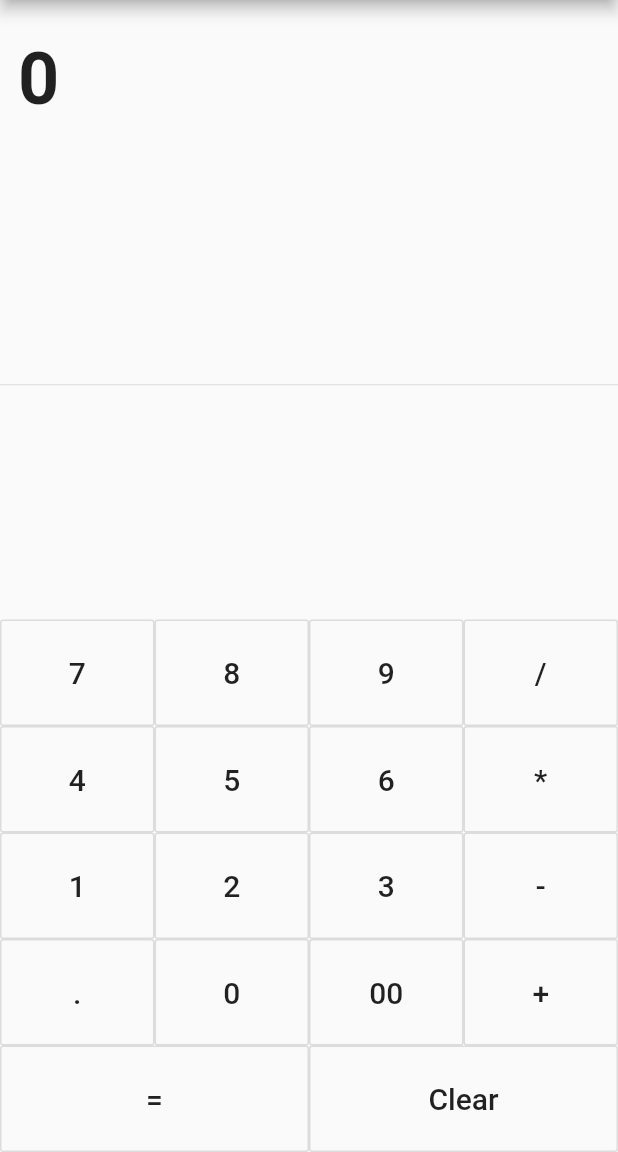
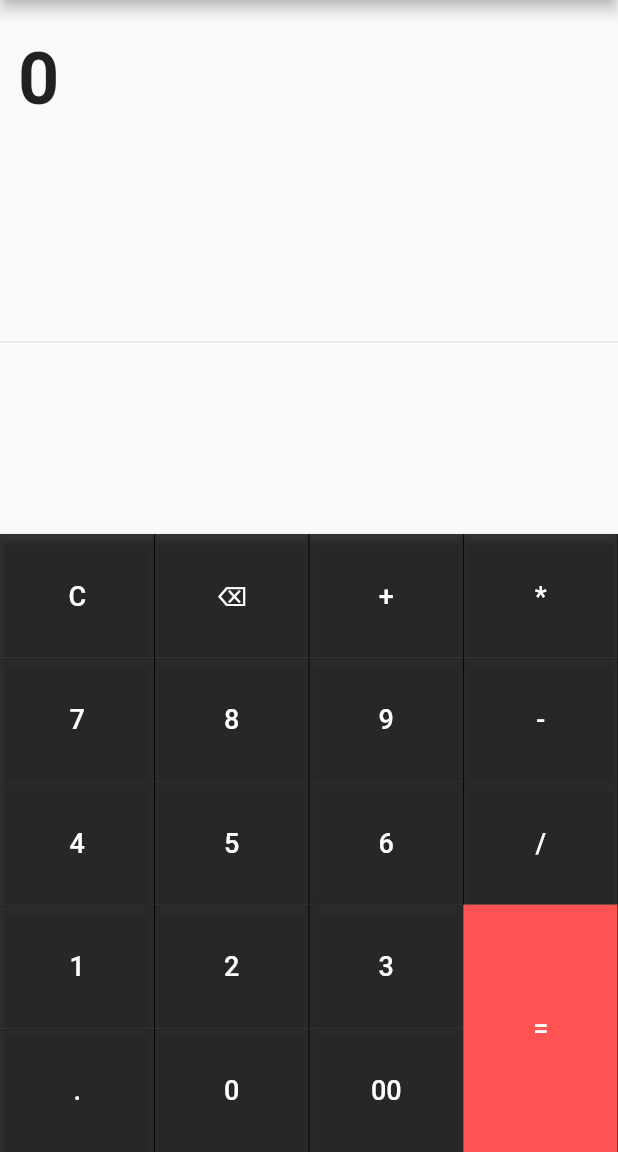
Before and after one commit to meharajM/kyatobi, a Flutter app: the screen it shows after launch, on a phone screen of 412 x 824 dp, the part 84-1236 px from its top. Run offline on Flutter 3.47's test engine with Material 2 defaults, Android fonts, the phone set to English and light mode, and no system bars; missing offline and left inert: expressions.

Commit message:
added backspace and design change

```diff
--- a/lib/calculator/calculator_buttons.dart
+++ b/lib/calculator/calculator_buttons.dart
@@ -3,8 +3,10 @@ import 'package:flutter/material.dart';
 class Buttons extends StatelessWidget {
   final String _text;
   final Function func;
-
-  Buttons(this._text, this.func);
+  final height;
+  Color color;
+  Buttons(this._text, this.func,
+      {this.height = 1, this.color = Colors.black54});
 
   // const Buttons({
   //   Key key,
@@ -12,13 +14,23 @@ class Buttons extends StatelessWidget {
 
   @override
   Widget build(BuildContext context) {
-    return Expanded(
-      child: new OutlineButton(
+    return Container(
+      height: MediaQuery.of(context).size.height * 0.1 * this.height,
+      color: this.color,
+      child: new MaterialButton(
+        shape: BorderDirectional(
+          end: BorderSide(
+            width: 0.0,
+            color: Colors.black87,
+          ),
+        ),
         padding: EdgeInsets.all(24.0),
+        color: color,
         child: Text(
           _text,
           style: TextStyle(
-            fontSize: 20,
+            fontSize: 18,
+            color: color == Colors.white ? Colors.black : Colors.white,
           ),
         ),
         onPressed: () => {func(_text)},
--- a/lib/calculator/calculator_layout.dart
+++ b/lib/calculator/calculator_layout.dart
@@ -57,8 +57,24 @@ class _CalculatorState extends State<Calculator> {
     });
   }
 
+  //Will use in future
   String removeLeadingZero(String num) {
     return num.replaceFirst('.0', '.');
+  }
+
+  removeFromLeft([out = "0"]) {
+    if (output.length <= 1) {
+      if (output != "0") {
+        setState(() {
+          output = "0";
+        });
+      }
+      return;
+    }
+    var out = output.substring(0, output.length - 1);
+    setState(() {
+      output = out;
+    });
   }
 
   parseDouble([opt = '0']) {
@@ -120,34 +136,103 @@ class _CalculatorState extends State<Calculator> {
             Expanded(
               child: Divider(),
             ),
-            Row(children: [
+            Row(
+              mainAxisAlignment: MainAxisAlignment.center,
+              children: <Widget>[
+                Container(
+                  width: MediaQuery.of(context).size.width * 0.75,
+                  child: Table(
+                    children: [
+                      TableRow(children: [
+                        Buttons('C', this.clear),
+                        Buttons("⌫", this.removeFromLeft),
+                        Buttons('+', this.calculate),
+                      ]),
+                      TableRow(children: [
                         Buttons('7', this.calculate),
                         Buttons('8', this.calculate),
                         Buttons('9', this.calculate),
-              Buttons('/', this.calculate),
                       ]),
-            Row(children: [
+                      TableRow(children: [
                         Buttons('4', this.calculate),
                         Buttons('5', this.calculate),
                         Buttons('6', this.calculate),
-              Buttons('*', this.calculate),
                       ]),
-            Row(children: [
+                      TableRow(children: [
                         Buttons('1', this.calculate),
                         Buttons('2', this.calculate),
                         Buttons('3', this.calculate),
-              Buttons('-', this.calculate),
                       ]),
-            Row(children: [
+                      TableRow(children: [
                         Buttons('.', this.calculate),
                         Buttons('0', this.calculate),
                         Buttons('00', this.calculate),
-              Buttons('+', this.calculate),
                       ]),
-            Row(children: [
-              Buttons('=', this.equate),
-              Buttons('Clear', this.clear),
+                    ],
+                  ),
+                ),
+                Container(
+                  width: MediaQuery.of(context).size.width * 0.25,
+                  child: Table(
+                    children: [
+                      TableRow(children: [
+                        Buttons(
+                          '*',
+                          this.calculate,
+                          height: 1,
+                        ),
                       ]),
+                      TableRow(children: [
+                        Buttons(
+                          '-',
+                          this.calculate,
+                          height: 1,
+                        ),
+                      ]),
+                      TableRow(children: [
+                        Buttons(
+                          '/',
+                          this.calculate,
+                          height: 1,
+                        ),
+                      ]),
+                      TableRow(children: [
+                        Buttons(
+                          '=',
+                          this.calculate,
+                          height: 2,
+                          color: Colors.redAccent,
+                        ),
+                      ]),
+                    ],
+                  ),
+                )
+              ],
+            )
+            // Row(children: [
+            //
+            //   Buttons('/', this.calculate),
+            // ]),
+            // Row(children: [
+            //   Buttons('4', this.calculate),
+            //   Buttons('5', this.calculate),
+            //   Buttons('6', this.calculate),
+            //   Buttons('*', this.calculate),
+            // ]),
+            // Row(children: [
+
+            //   Buttons('-', this.calculate),
+            // ]),
+            // Row(children: [
+            //   Buttons('.', this.calculate),
+            //   Buttons('0', this.calculate),
+            //   Buttons('00', this.calculate),
+            //
+            // ]),
+            // Row(children: [
+            //   Buttons('=', this.equate),
+            //   Buttons('Clear', this.clear),
+            // ]),
           ],
         ),
       ),
```
Lines whose indentation alone changed are shown as unchanged.
